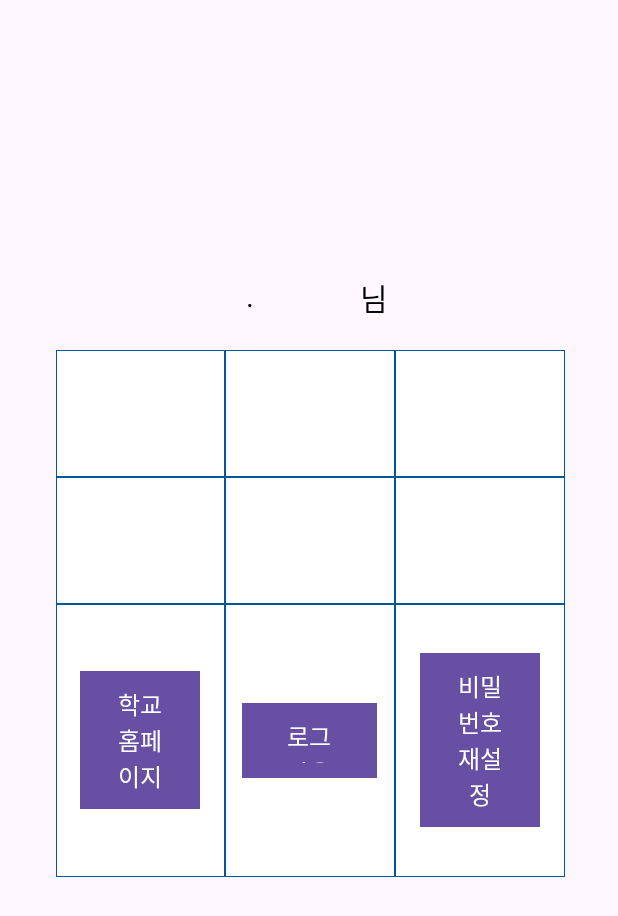
After one commit to blue032/ABO, an Android app: the MypageActivity screen opened directly, with no data from a screen before it, on a phone screen of 412 x 824 dp. The commit adds this screen. Shown: the top 916 px of the screen. Run offline under Robolectric (Android 15) with nearby library versions, the phone set to English and light mode, and no system bars; our stand-ins replace Firebase (no records; nobody signed in at launch, a user with empty details on screens opened directly).

Commit message:
마이페이지 완료

```diff
--- /dev/null
+++ b/app/src/main/java/com/example/myapplication/MypageActivity.java
@@ -0,0 +1,94 @@
+package com.example.myapplication;
+
+import android.content.Intent;
+import android.net.Uri;
+import android.os.Bundle;
+import android.view.View;
+import android.widget.Button;
+import android.widget.TextView;
+
+import androidx.annotation.NonNull;
+import androidx.appcompat.app.AppCompatActivity;
+
+import com.google.firebase.auth.FirebaseAuth;
+import com.google.firebase.auth.FirebaseUser;
+import com.google.firebase.database.DataSnapshot;
+import com.google.firebase.database.DatabaseError;
+import com.google.firebase.database.DatabaseReference;
+import com.google.firebase.database.FirebaseDatabase;
+import com.google.firebase.database.ValueEventListener;
+
+public class MypageActivity extends AppCompatActivity {
+
+    private FirebaseAuth mAuth;
+    private DatabaseReference mDatabase;
+
+    @Override
+    protected void onCreate(Bundle savedInstanceState) {
+        super.onCreate(savedInstanceState);
+        setContentView(R.layout.activity_mypage);
+
+        // Firebase 인증 및 데이터베이스 초기화
+        mAuth = FirebaseAuth.getInstance();
+        mDatabase = FirebaseDatabase.getInstance().getReference();
+
+        // 현재 로그인한 사용자의 정보를 가져옵니다.
+        FirebaseUser currentUser = mAuth.getCurrentUser();
+        if (currentUser != null) {
+            // 현재 로그인한 사용자의 이메일을 사용하여 데이터베이스에서 사용자 정보 조회
+            String userEmail = currentUser.getEmail();
+            mDatabase.child("Users").orderByChild("mail").equalTo(userEmail).addListenerForSingleValueEvent(new ValueEventListener() {
+                @Override
+                public void onDataChange(@NonNull DataSnapshot dataSnapshot) {
+                    if (dataSnapshot.exists()) {
+                        for (DataSnapshot userSnapshot: dataSnapshot.getChildren()) {
+                            // 이메일 주소가 일치하는 사용자의 이름을 가져옵니다.
+                            String name = userSnapshot.child("name").getValue(String.class);
+                            TextView nameTextView = findViewById(R.id.name);
+                            nameTextView.setText(name);
+                            break; // 첫 번째 일치하는 사용자의 이름을 찾았으므로 루프를 종료합니다.
+                        }
+                    }
+                }
+
+                @Override
+                public void onCancelled(@NonNull DatabaseError databaseError) {
+                    // 데이터베이스 오류 처리
+                }
+            });
+        }
+
+        // 학교 홈페이지로 이동하는 버튼
+        Button btnSchoolPage = findViewById(R.id.btnSchoolPage);
+        btnSchoolPage.setOnClickListener(new View.OnClickListener() {
+            @Override
+            public void onClick(View v) {
+                Intent browserIntent = new Intent(Intent.ACTION_VIEW, Uri.parse("https://www.inu.ac.kr/inu/index.do?epTicket=LOG"));
+                startActivity(browserIntent);
+            }
+        });
+
+        // 로그아웃 버튼
+        Button btnLogout = findViewById(R.id.btnLogout);
+        btnLogout.setOnClickListener(new View.OnClickListener() {
+            @Override
+            public void onClick(View v) {
+                // 로그아웃 로직 (Firebase Authentication 로그아웃)
+                mAuth.signOut();
+                Intent intent = new Intent(MypageActivity.this, LoginActivity.class);
+                startActivity(intent);
+                finish();
+            }
+        });
+
+        // 비밀번호 재설정 페이지로 이동하는 버튼
+        Button btnResetPassword = findViewById(R.id.btnResetPassword);
+        btnResetPassword.setOnClickListener(new View.OnClickListener() {
+            @Override
+            public void onClick(View v) {
+                Intent intent = new Intent(MypageActivity.this, PwResetActivity.class);
+                startActivity(intent);
+            }
+        });
+    }
+}
--- /dev/null
+++ b/app/src/main/res/drawable/cell_border.xml
@@ -0,0 +1,5 @@
+<?xml version="1.0" encoding="utf-8"?>
+<shape xmlns:android="http://schemas.android.com/apk/res/android">
+    <solid android:color="#FFFFFF"/> <!-- 셀의 배경색 -->
+    <stroke android:width="0.3dp" android:color="@color/light_blue_900"/> <!-- 윤곽선 색상 및 두께 -->
+</shape>
--- /dev/null
+++ b/app/src/main/res/layout/activity_mypage.xml
@@ -0,0 +1,144 @@
+<?xml version="1.0" encoding="utf-8"?>
+<androidx.constraintlayout.widget.ConstraintLayout xmlns:android="http://schemas.android.com/apk/res/android"
+    xmlns:app="http://schemas.android.com/apk/res-auto"
+    xmlns:tools="http://schemas.android.com/tools"
+    android:layout_width="match_parent"
+    android:layout_height="match_parent">
+
+    <TextView
+        android:id="@+id/name"
+        android:layout_width="wrap_content"
+        android:layout_height="wrap_content"
+        android:text=" ."
+        android:textColor="@color/black"
+        android:textSize="20dp"
+        app:layout_constraintStart_toStartOf="parent"
+        app:layout_constraintTop_toTopOf="parent"
+        android:layout_marginStart="159dp"
+        android:layout_marginTop="183dp" />
+
+    <TextView
+        android:id="@+id/name_1"
+        android:layout_width="wrap_content"
+        android:layout_height="wrap_content"
+        android:text="님"
+        android:textColor="@color/black"
+        android:textSize="20dp"
+        app:layout_constraintStart_toStartOf="parent"
+        app:layout_constraintTop_toTopOf="parent"
+        android:layout_marginStart="240dp"
+        android:layout_marginTop="183dp" />
+
+    <FrameLayout
+        android:id="@+id/frameLayout"
+        android:layout_width="339dp"
+        android:layout_height="351dp"
+        android:layout_marginStart="37dp"
+        android:layout_marginTop="233dp"
+        android:background="@drawable/frame_layout"
+        app:layout_constraintStart_toStartOf="parent"
+        app:layout_constraintTop_toTopOf="parent">
+
+        <TableLayout
+            android:layout_width="match_parent"
+            android:layout_height="match_parent">
+
+            <!-- 첫 번째 행 -->
+            <TableRow
+                android:layout_width="match_parent"
+                android:layout_height="0dp"
+                android:layout_weight="1">
+                <TextView
+                    android:layout_width="0dp"
+                    android:layout_height="match_parent"
+                    android:layout_weight="1"
+                    android:background="@drawable/cell_border" />
+                <TextView
+                    android:layout_width="0dp"
+                    android:layout_height="match_parent"
+                    android:layout_weight="1"
+                    android:background="@drawable/cell_border" />
+                <TextView
+                    android:layout_width="0dp"
+                    android:layout_height="match_parent"
+                    android:layout_weight="1"
+                    android:background="@drawable/cell_border" />
+            </TableRow>
+
+            <TableRow
+                android:layout_width="match_parent"
+                android:layout_height="0dp"
+                android:layout_weight="1">
+                <TextView
+                    android:layout_width="0dp"
+                    android:layout_height="match_parent"
+                    android:layout_weight="1"
+                    android:background="@drawable/cell_border" />
+                <TextView
+                    android:layout_width="0dp"
+                    android:layout_height="match_parent"
+                    android:layout_weight="1"
+                    android:background="@drawable/cell_border" />
+                <TextView
+                    android:layout_width="0dp"
+                    android:layout_height="match_parent"
+                    android:layout_weight="1"
+                    android:background="@drawable/cell_border" />
+            </TableRow>
+
+
+            <TableRow
+                android:layout_width="match_parent"
+                android:layout_height="0dp"
+                android:layout_weight="1">
+                <FrameLayout
+                    android:layout_width="0dp"
+                    android:layout_height="match_parent"
+                    android:layout_weight="1"
+                    android:background="@drawable/cell_border">
+                    <Button
+                        android:id="@+id/btnSchoolPage"
+                        android:layout_width="80dp"
+                        android:layout_height="wrap_content"
+                        android:layout_gravity="center"
+                        android:text="학교
+                        홈페이지"
+                        android:textSize="16dp"
+                        android:background="@color/light_blue_900" />
+                </FrameLayout>
+
+                <FrameLayout
+                    android:layout_width="0dp"
+                    android:layout_height="match_parent"
+                    android:layout_weight="1"
+                    android:background="@drawable/cell_border">
+                    <Button
+                        android:id="@+id/btnLogout"
+                        android:layout_width="90dp"
+                        android:layout_height="50dp"
+                        android:layout_gravity="center"
+                        android:text="로그아웃"
+                        android:textSize="16dp"
+                        android:background="@color/light_blue_900"
+                         />
+                </FrameLayout>
+
+                <FrameLayout
+                    android:layout_width="0dp"
+                    android:layout_height="match_parent"
+                    android:layout_weight="1"
+                    android:background="@drawable/cell_border">
+                    <Button
+                        android:id="@+id/btnResetPassword"
+                        android:layout_width="80dp"
+                        android:layout_height="wrap_content"
+                        android:layout_gravity="center"
+                        android:text="비밀번호
+                        재설정"
+                        android:textSize="16dp"
+                        android:background="@color/light_blue_900" />
+                </FrameLayout>
+            </TableRow>
+        </TableLayout>
+    </FrameLayout>
+</androidx.constraintlayout.widget.ConstraintLayout>
```
Also changed, not shown: app/src/main/AndroidManifest.xml (+7 -2 lines), app/src/main/java/com/example/myapplication/MainActivity.java (+32 -0 lines), app/src/main/java/com/example/myapplication/PwResetActivity.java (+25 -3 lines), app/src/main/java/com/example/myapplication/PwSearchActivity.java (+8 -52 lines).
